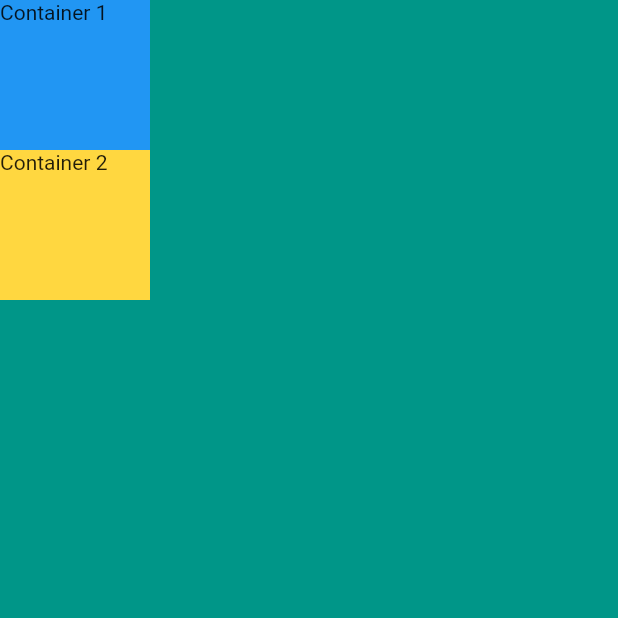
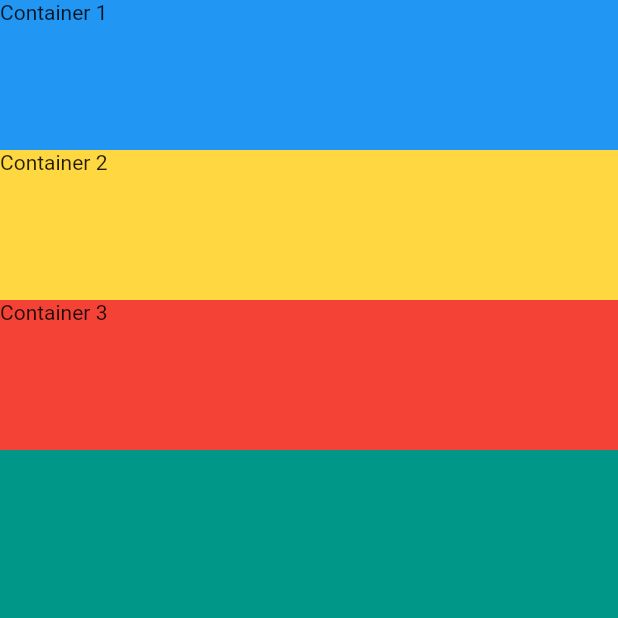
Before and after one commit to zarub2k/fyitter, a Flutter app: the screen it shows after launch, on a phone screen of 412 x 824 dp, the top half of it. Run offline on Flutter 3.47's test engine with Material 2 defaults, Android fonts, the phone set to English and light mode, and no system bars.

Commit message:
width property changed

```diff
--- a/lib/mi_card/micard.dart
+++ b/lib/mi_card/micard.dart
@@ -13,7 +13,8 @@ class MiCardApp extends StatelessWidget {
         child: Column(
           children: <Widget>[
             _container('Container 1', Colors.blue),
-            _container('Container 2', Colors.amberAccent)
+            _container('Container 2', Colors.amberAccent),
+            _container('Container 3', Colors.red)
           ],
         ),
       ),
@@ -22,7 +23,7 @@ class MiCardApp extends StatelessWidget {
 
   Container _container(String _name, Color _color) {
     return Container(
-      width: 100.0,
+      width: double.infinity,
       height: 100.0,
       color: _color,
       child: Text(_name),
```
